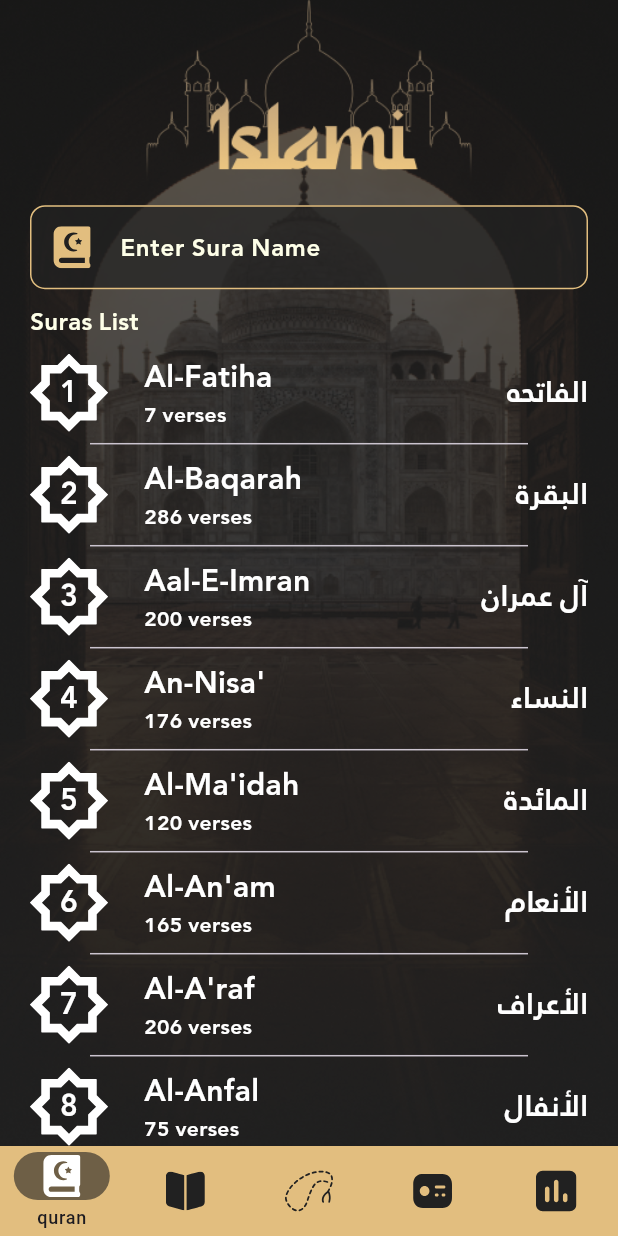
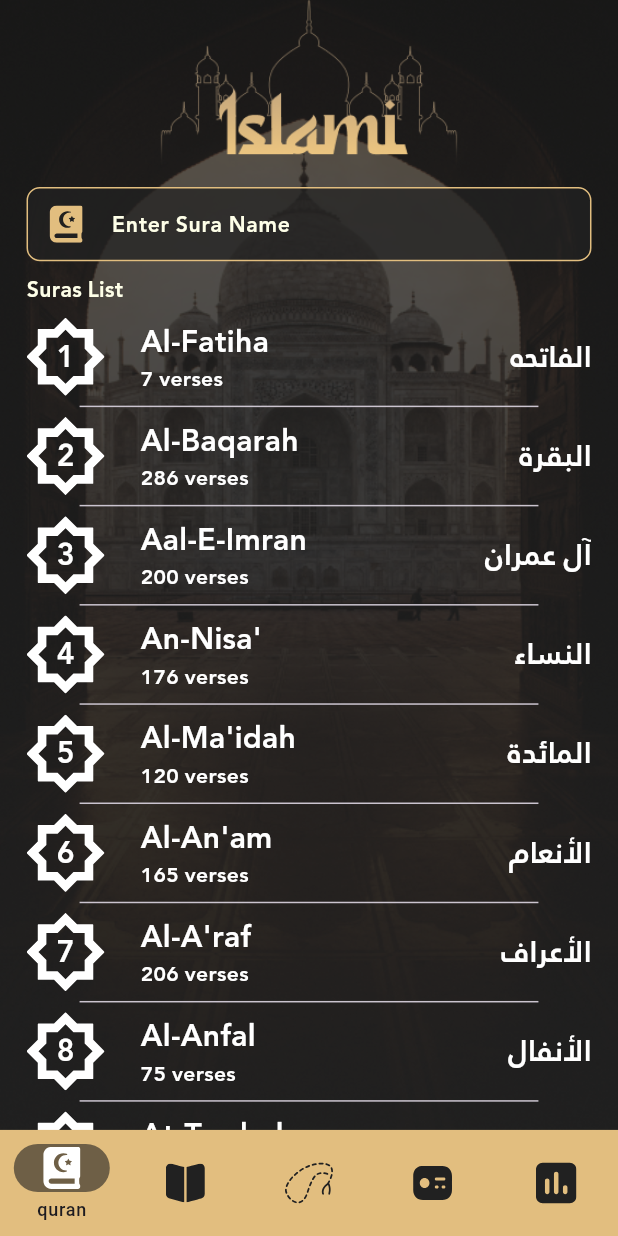
Before and after one commit to ahmed43ban/Islami-App, a Flutter app: the HomeScreen screen opened by its route, on a phone screen of 412 x 824 dp. Run offline on Flutter 3.47's test engine with Material 3 defaults, Android fonts, the phone set to English and light mode, and no system bars; our stand-ins replace flutter_screenutil, flutter_svg, shared_preferences; accounts and stored records are empty.

Commit message:
+splash nativee +working on ScreenUtils

```diff
--- a/lib/ui/home/screen/home_screen.dart
+++ b/lib/ui/home/screen/home_screen.dart
@@ -1,4 +1,5 @@
 import 'package:flutter/material.dart';
+import 'package:flutter_screenutil/flutter_screenutil.dart';
 import 'package:flutter_svg/svg.dart';
 import 'package:islami/style/StringsManger.dart';
 import 'package:islami/style/colorsmanger.dart';
@@ -31,7 +32,7 @@ class _HomeScreenState extends State<HomeScreen> {
     return Scaffold(
       resizeToAvoidBottomInset: false,
       bottomNavigationBar: NavigationBar(
-          height: 60,
+          height: 80.h,
           onDestinationSelected: (index) {
             setState(() {
               selctedindex = index;
--- a/lib/ui/home/tabs/HadithTab.dart
+++ b/lib/ui/home/tabs/HadithTab.dart
@@ -1,5 +1,6 @@
 import 'package:flutter/material.dart';
 import 'package:flutter/services.dart';
+import 'package:flutter_screenutil/flutter_screenutil.dart';
 import 'package:islami/model/HadithModel.dart';
 import 'package:islami/style/colorsmanger.dart';
 import 'package:islami/ui/home/widgets/Hadithwidget.dart';
@@ -40,10 +41,11 @@ class _HadithtabState extends State<Hadithtab> {
                 alignment: Alignment.center,
                 child: Image.asset(
                   AssetsManger.logo,
-                  scale: 1.25,
+                  width: 289.w,
+                  height: 129.h,
                 )),
             SizedBox(
-              height: 5,
+              height: 55.h,
             ),
             Expanded(
               child: PageView.builder(
--- a/lib/ui/home/tabs/QuranTab.dart
+++ b/lib/ui/home/tabs/QuranTab.dart
@@ -1,4 +1,5 @@
 import 'package:flutter/material.dart';
+import 'package:flutter_screenutil/flutter_screenutil.dart';
 import 'package:flutter_svg/flutter_svg.dart';
 import 'package:islami/model/SuraModel.dart';
 import 'package:islami/style/Constant.dart';
@@ -39,7 +40,7 @@ class _QurantabState extends State<Qurantab> {
                 fit: BoxFit.fitWidth)),
         child: SafeArea(
           child: Padding(
-            padding: EdgeInsets.symmetric(horizontal: 20),
+            padding: REdgeInsets.symmetric(horizontal: 20),
             child: Column(
               crossAxisAlignment: CrossAxisAlignment.start,
               children: [
@@ -47,7 +48,8 @@ class _QurantabState extends State<Qurantab> {
                     alignment: Alignment.center,
                     child: Image.asset(
                       AssetsManger.logo,
-                      scale: 1.25,
+                      width: 299.w,
+                      height: 141.h,
                     )),
                 TextField(
                   onChanged: (value) {
@@ -58,7 +60,7 @@ class _QurantabState extends State<Qurantab> {
                   },
                   style: TextStyle(
                       fontWeight: FontWeight.w700,
-                      fontSize: 16,
+                      fontSize: 16.sp,
                       fontFamily: 'janna',
                       color: ColorManger.searchText),
                   textAlignVertical: TextAlignVertical.center,
@@ -69,17 +71,17 @@ class _QurantabState extends State<Qurantab> {
                     hintText: "Enter Sura Name",
                     hintStyle: TextStyle(
                         fontWeight: FontWeight.w700,
-                        fontSize: 16,
+                        fontSize: 16.sp,
                         fontFamily: 'janna',
                         color: ColorManger.searchText),
                     prefixIconConstraints:
-                    BoxConstraints(maxWidth: 56, maxHeight: 56),
+                    BoxConstraints(maxWidth: 56.w, maxHeight: 56.h),
                     prefixIcon: Padding(
-                      padding: EdgeInsets.all(14),
+                      padding: REdgeInsets.all(14),
                       child: SvgPicture.asset(AssetsManger.quran),
                     ),
                     enabledBorder: OutlineInputBorder(
-                        borderRadius: BorderRadius.circular(10),
+                        borderRadius: BorderRadius.circular(10.r),
                         borderSide: BorderSide(
                           color: ColorManger.primary,
                         )),
@@ -94,18 +96,18 @@ class _QurantabState extends State<Qurantab> {
                   if(mostResentList.isNotEmpty)
                     ...[
                       SizedBox(
-                        height: 15,
+                        height: 15.h,
                       ),
                       Text(
                         StringsManger.mostRecently,
                         style: TextStyle(
                             fontWeight: FontWeight.w700,
-                            fontSize: 16,
+                            fontSize: 16.sp,
                             fontFamily: "janna",
                             color: ColorManger.searchText),
                       ),
                       SizedBox(
-                        height: 10,
+                        height: 10.h,
                       ),
                       Expanded(
                         flex: 1,
@@ -115,29 +117,29 @@ class _QurantabState extends State<Qurantab> {
                               recentSura: mostResentList[index],
                             ),
                             separatorBuilder: (context, index) => SizedBox(
-                              width: 10,
+                              width: 10.w,
                             ),
                             itemCount: mostResentList.length),
                       ),
                     ],
                   SizedBox(
-                    height: 10,
+                    height: 10.h,
                   ),
                   Text(StringsManger.surasList,
                       style: TextStyle(
                           fontWeight: FontWeight.w700,
-                          fontSize: 16,
+                          fontSize: 16.sp,
                           fontFamily: "janna",
                           color: ColorManger.searchText)),
                   SizedBox(
-                    height: 10,
+                    height: 10.h,
                   ),
                 ],
                 if (searchValue.isNotEmpty)
                   Text("Number of results : ${searchList.length}",
                       style: TextStyle(
                           fontWeight: FontWeight.w700,
-                          fontSize: 25,
+                          fontSize: 25.sp,
                           fontFamily: "janna",
                           color: ColorManger.searchText)),
                 Expanded(
@@ -168,9 +170,9 @@ class _QurantabState extends State<Qurantab> {
                             : SuraList[index],
                       ),
                       separatorBuilder: (context, index) => Padding(
-                        padding: const EdgeInsets.symmetric(horizontal: 40),
+                        padding: REdgeInsets.symmetric(horizontal: 40),
                         child: Divider(
-                          height: 16,
+                          height: 16.h,
                         ),
                       ),
                       itemCount: searchValue.isNotEmpty
--- a/lib/ui/splash/screen/splash_screen.dart
+++ b/lib/ui/splash/screen/splash_screen.dart
@@ -1,6 +1,7 @@
 import 'dart:async';
 
 import 'package:flutter/material.dart';
+import 'package:flutter_screenutil/flutter_screenutil.dart';
 import 'package:islami/style/prefsHelper.dart';
 import 'package:islami/ui/onboarding/screen/onboarding_screen.dart';
 
@@ -32,6 +33,7 @@ class _SplashScreenState extends State<SplashScreen> {
   Widget build(BuildContext context) {
     return Scaffold(
       body: Image.asset(
+        height: 932.h,
         AssetsManger.splash,
         width: double.infinity,
         fit: BoxFit.fill,
--- a/pubspec.yaml
+++ b/pubspec.yaml
@@ -36,6 +36,7 @@ dependencies:
   cupertino_icons: ^1.0.8
   flutter_svg: ^2.0.16
   shared_preferences: ^2.3.5
+  flutter_screenutil: ^5.9.3
 
 dev_dependencies:
   flutter_test:
```
Also changed, not shown: lib/main.dart (+9 -0 lines), lib/ui/home/widgets/Hadithwidget.dart (+7 -6 lines), pubspec.lock, 18 other files.
